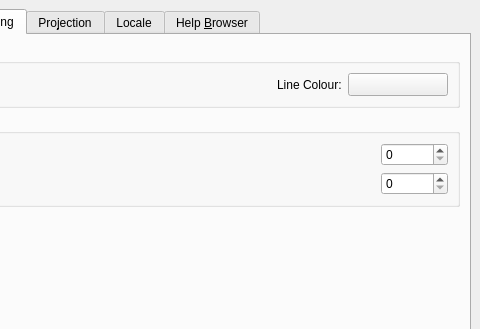
First picture: the form in src/ui/qgsoptionsbase.ui, repository qgis/QGIS, before the edit; both pictures show x 368 to 848 and y 0 to 329 of the 848 by 506 pixel window.
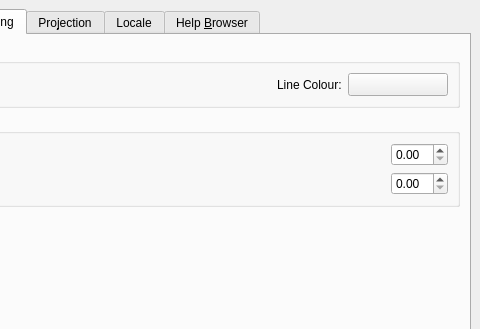
Second picture: the form after the edit. The open tabs and pages were chosen to show the change. Icons and pictures are not drawn. Custom widgets are drawn as their Qt base class.

Commit message: Use double spin boxes to insert default snapping tolarance and search radius for vertex edits

The edit to the form file:
```diff
--- a/src/ui/qgsoptionsbase.ui
+++ b/src/ui/qgsoptionsbase.ui
@@ -787,11 +787,7 @@
              </spacer>
             </item>
             <item>
-             <widget class="QSpinBox" name="mDefaultSnappingToleranceSpinBox" >
-              <property name="maximum" >
-               <number>1000000000</number>
-              </property>
-             </widget>
+             <widget class="QDoubleSpinBox" name="mDefaultSnappingToleranceSpinBox" />
             </item>
            </layout>
           </item>
@@ -824,17 +820,7 @@
              </spacer>
             </item>
             <item>
-             <widget class="QSpinBox" name="mSearchRadiusVertexEditSpinBox" >
-              <property name="maximum" >
-               <number>1000000000</number>
-              </property>
-              <property name="minimum" >
-               <number>0</number>
-              </property>
-              <property name="value" >
-               <number>0</number>
-              </property>
-             </widget>
+             <widget class="QDoubleSpinBox" name="mSearchRadiusVertexEditSpinBox" />
             </item>
            </layout>
           </item>
```
Left out of the diff: 20 changed lines with no effect on the pictures. The commit also changes 1 other file.
